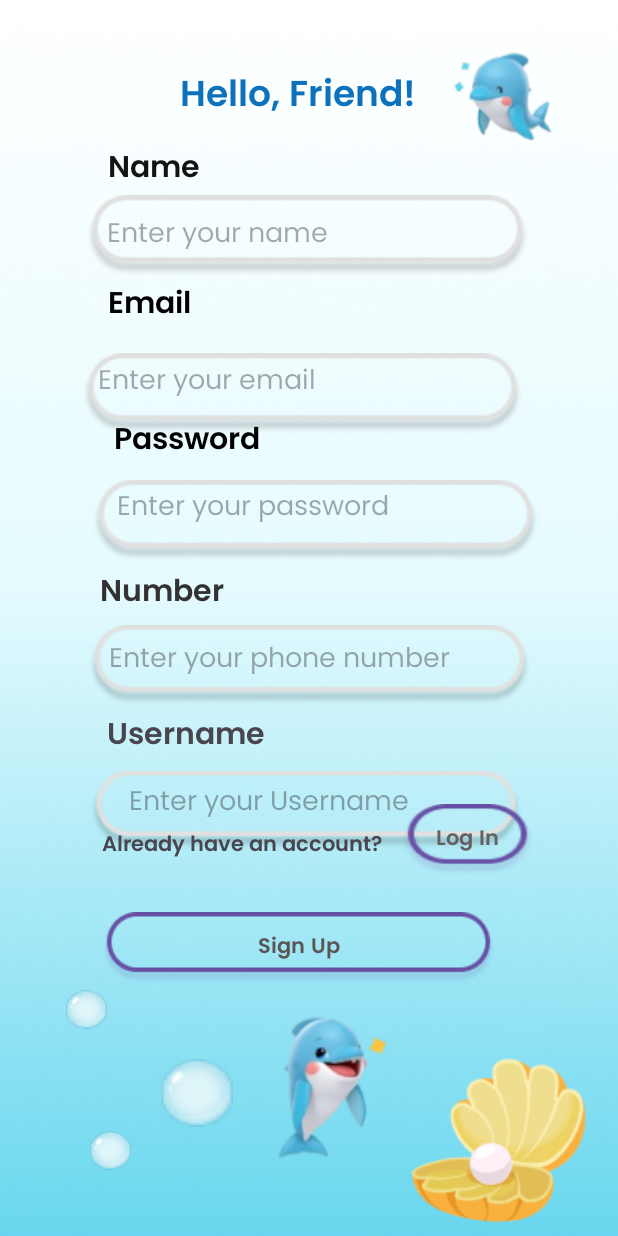
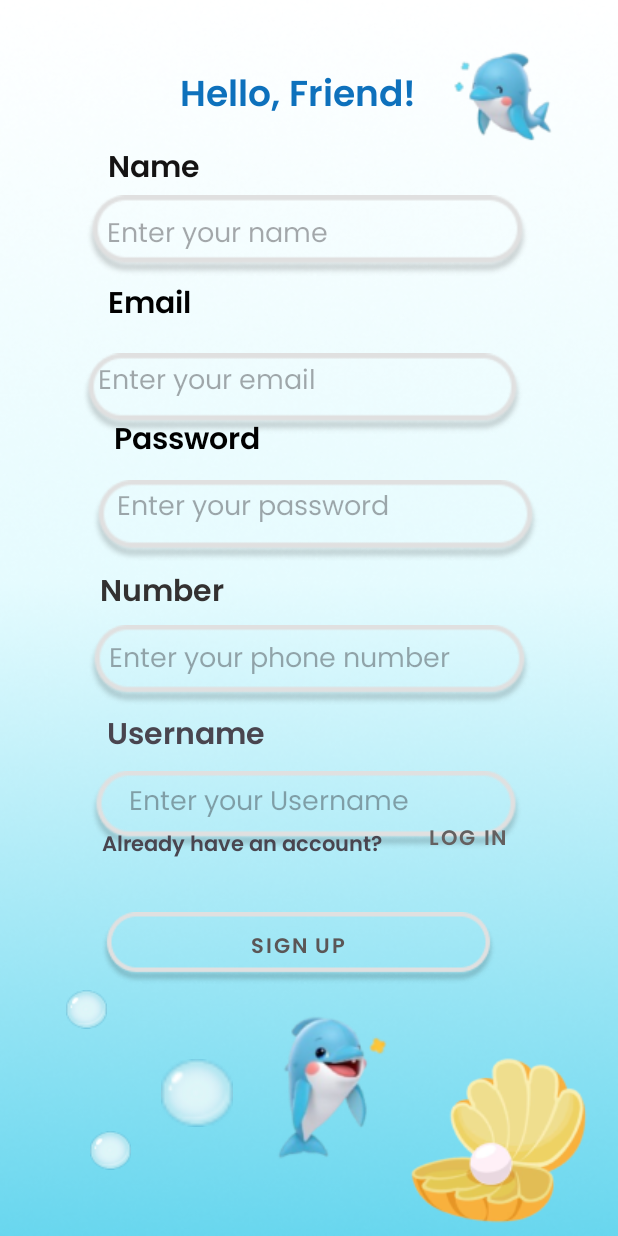
Before and after one commit to Kimberlycheng723/MAD-Linguamates, an Android app: the screen it shows after launch (SignInActivity), on a phone screen of 412 x 824 dp. Run offline under Robolectric (Android 15) with nearby library versions, the phone set to English and light mode, and no system bars; our stand-ins replace Firebase (no records; nobody signed in at launch, a user with empty details on screens opened directly).

Commit message:
changed navigation to verify page : SignInActivity beautified buttons : activity_sign_in.xml

```diff
--- a/app/src/main/res/layout/activity_sign_in.xml
+++ b/app/src/main/res/layout/activity_sign_in.xml
@@ -260,6 +260,7 @@
         android:backgroundTint="#00AF2121"
         android:fontFamily="@font/poppins_semibold"
         android:text="@string/log_in"
+        style="@style/CustomUnitButton"
         android:textColor="#646060"
         android:textColorLink="#9B8B8B"
         app:layout_constraintBottom_toBottomOf="parent"
@@ -294,7 +295,7 @@
         android:layout_marginTop="32dp"
         android:background="@drawable/long_rect_pp"
         android:fontFamily="@font/poppins_semibold"
-
+        style="@style/CustomUnitButton"
         android:text="@string/sign_up"
         android:textColor="#5B5656"
         app:layout_constraintEnd_toEndOf="parent"
```
Also changed, not shown: app/src/main/java/com/example/madasignment/profile/SignInActivity.java (+9 -6 lines).
